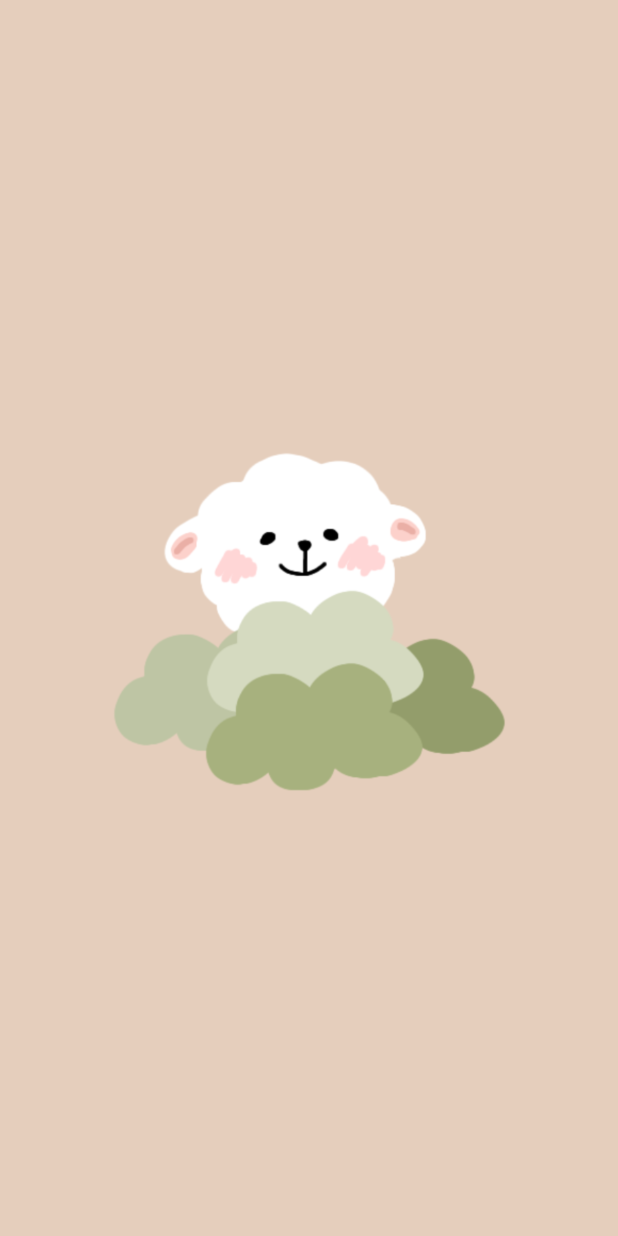
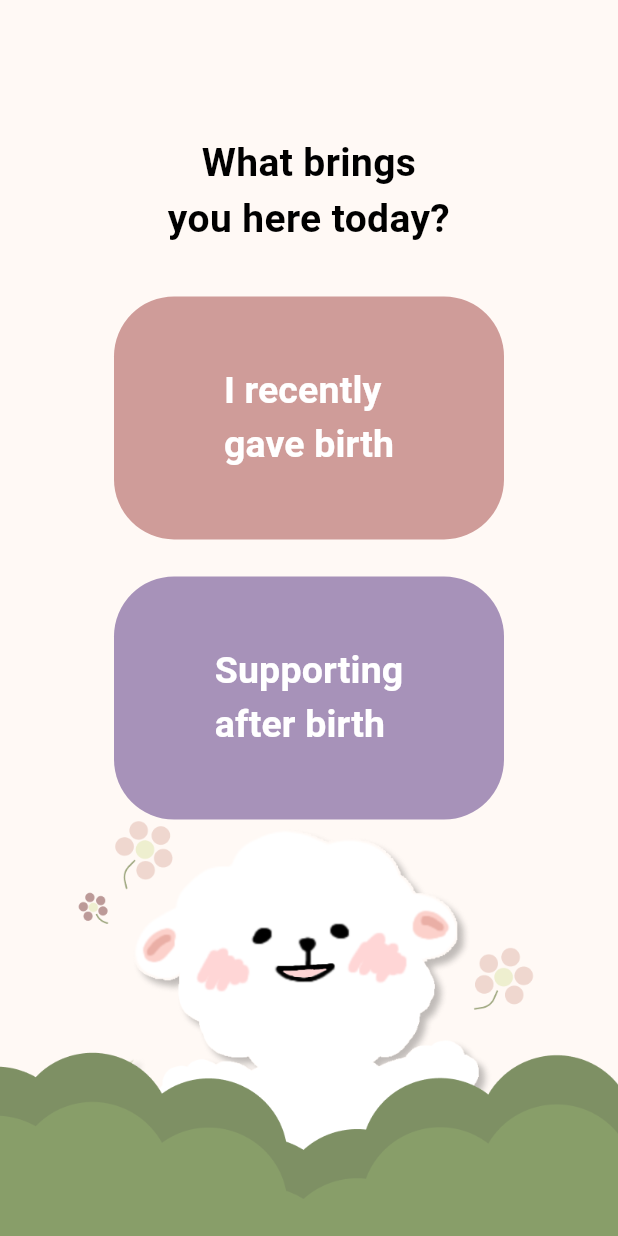
Before and after one commit to APAC-Solution-Challenge-2025/FrontEnd, a Flutter app: the first screen one second after launch, on a phone screen of 412 x 824 dp. Run offline on Flutter 3.47's test engine with Material 3 defaults, Android fonts, the phone set to English and light mode, and no system bars; our stand-ins replace shared_preferences, sign_in_with_apple, table_calendar.

Commit message:
feat:로그인-사용자유형-선택-화면

```diff
--- a/lib/main.dart
+++ b/lib/main.dart
@@ -4,6 +4,7 @@ import 'provider/calendar_data.dart';
 import 'provider/notification_provider.dart';
 import 'package:provider/provider.dart';
 import 'screens/home/splash_screen.dart';
+import 'screens/main_tabs/login/login_user_select_page.dart';
 
 void main() {
   runApp(
@@ -27,7 +28,8 @@ class MyApp extends StatelessWidget {
       theme: ThemeData(
         primarySwatch: Colors.blue,
       ),
-      home: const SplashScreen(), // 초기 화면 설정
+      home: LoginUserSelect(),
+      // home: const SplashScreen(), // 초기 화면 설정
       routes: AppRoutes.routes, // routes.dart 파일에서 설정한 경로를 가져오기
     );
   }
--- /dev/null
+++ b/lib/screens/main_tabs/login/login_user_select_page.dart
@@ -0,0 +1,120 @@
+import 'package:flutter/material.dart';
+import 'package:apac_solution_challenge/widgets/buttons.dart';
+import 'login_choose_hobby.dart';
+
+class LoginUserSelect extends StatefulWidget {
+  const LoginUserSelect({super.key});
+
+  @override
+  State<LoginUserSelect> createState() => _LoginUserSelectState();
+}
+
+class _LoginUserSelectState extends State<LoginUserSelect> {
+  String? userType;
+
+  @override
+  Widget build(BuildContext context) {
+    return Scaffold(
+      body: Stack(
+        children: [
+          Positioned.fill(
+            child: Image.asset(
+              'assets/images/login_user_selection_page.png',
+              fit: BoxFit.cover,
+            ),
+          ),
+          Column(
+            children: [
+              SizedBox(height: MediaQuery.of(context).size.height * 0.11),
+              const Center(
+                child: Text(
+                  "What brings\nyou here today?",
+                  textAlign: TextAlign.center,
+                  style: TextStyle(
+                      color: Colors.black,
+                      fontSize: 26,
+                      fontWeight: FontWeight.bold),
+                ),
+              ),
+              SizedBox(height: MediaQuery.of(context).size.height * 0.04),
+              SizedBox(
+                width: 260,
+                child: ElevatedButton(
+                  onPressed: () {
+                    setState(() {
+                      userType = ("postpartum");
+                    });
+                  },
+                  style: ElevatedButton.styleFrom(
+                    backgroundColor: const Color(0xFFCF9C99).withOpacity(
+                        userType == null || userType == ("postpartum")
+                            ? 1.0
+                            : 0.4), // 선택 안 된다면 투명하게
+                    elevation: userType == ("postpartum") ? 8 : 0, // 선택된다면 그림자
+                    shadowColor: Colors.black54,
+                    shape: RoundedRectangleBorder(
+                      borderRadius: BorderRadius.circular(40),
+                    ),
+                    padding: const EdgeInsets.symmetric(vertical: 45),
+                  ),
+                  child: const Text(
+                    'I recently\ngave birth',
+                    style: TextStyle(
+                      color: Colors.white,
+                      fontSize: 25,
+                      fontWeight: FontWeight.bold,
+                    ),
+                  ),
+                ),
+              ),
+              SizedBox(height: MediaQuery.of(context).size.height * 0.03),
+              SizedBox(
+                width: 260,
+                child: ElevatedButton(
+                  onPressed: () {
+                    setState(() {
+                      userType = ("guardian");
+                    });
+                  },
+                  style: ElevatedButton.styleFrom(
+                    backgroundColor: const Color(0xFFA792B9).withOpacity(
+                        userType == null || userType == ("guardian")
+                            ? 1.0
+                            : 0.4),
+                    elevation: userType == ("guardian") ? 8 : 0,
+                    shape: RoundedRectangleBorder(
+                      borderRadius: BorderRadius.circular(40),
+                    ),
+                    padding: const EdgeInsets.symmetric(vertical: 45),
+                  ),
+                  child: const Text(
+                    'Supporting\nafter birth',
+                    style: TextStyle(
+                      color: Colors.white,
+                      fontSize: 25,
+                      fontWeight: FontWeight.bold,
+                    ),
+                  ),
+                ),
+              ),
+              SizedBox(height: MediaQuery.of(context).size.height * 0.205),
+              if (userType != null)
+                Padding(
+                  padding: EdgeInsets.symmetric(
+                    horizontal: MediaQuery.of(context).size.width * 0.05,
+                  ),
+                  child: nextButton(context, InterestScreen(), onPressed: () {
+                    if (userType != null) {
+                      print('user type: $userType');
+                      //이후 프린트는 삭제 예정
+                      //이후 이 블록 내에 백엔드로 넘겨주는 코드 작성 예정!
+                    }
+                  }),
+                )
+            ],
+          )
+        ],
+      ),
+    );
+  }
+}
```
Also changed, not shown: assets/images/login_user_selection_page.png (added).
